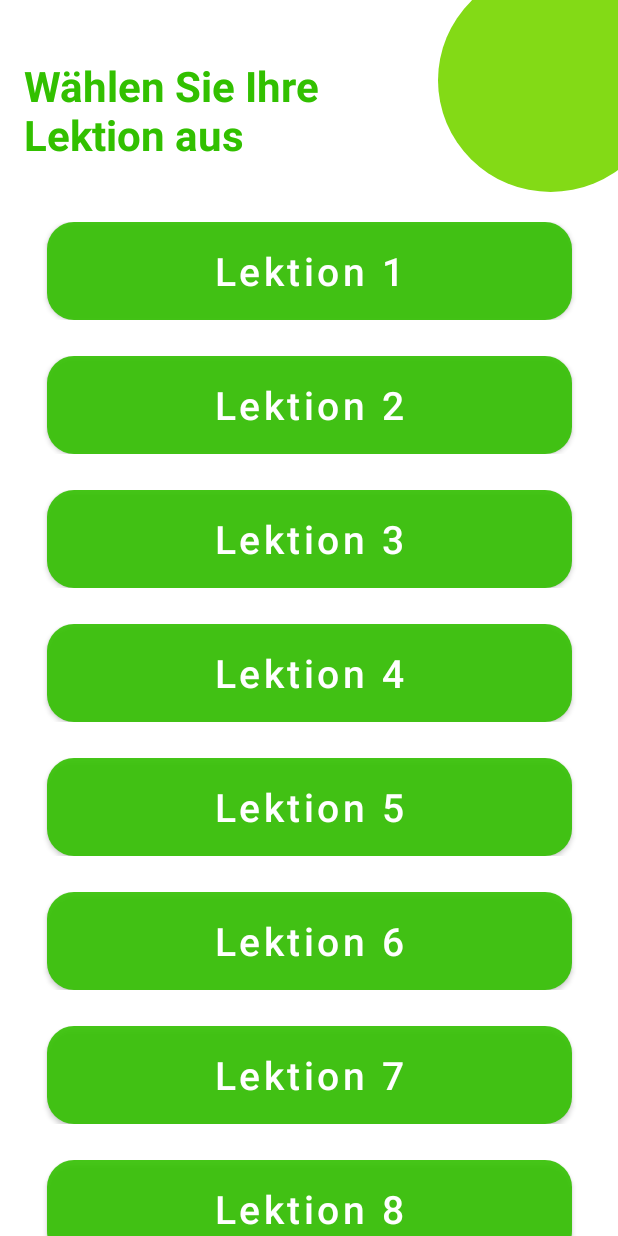
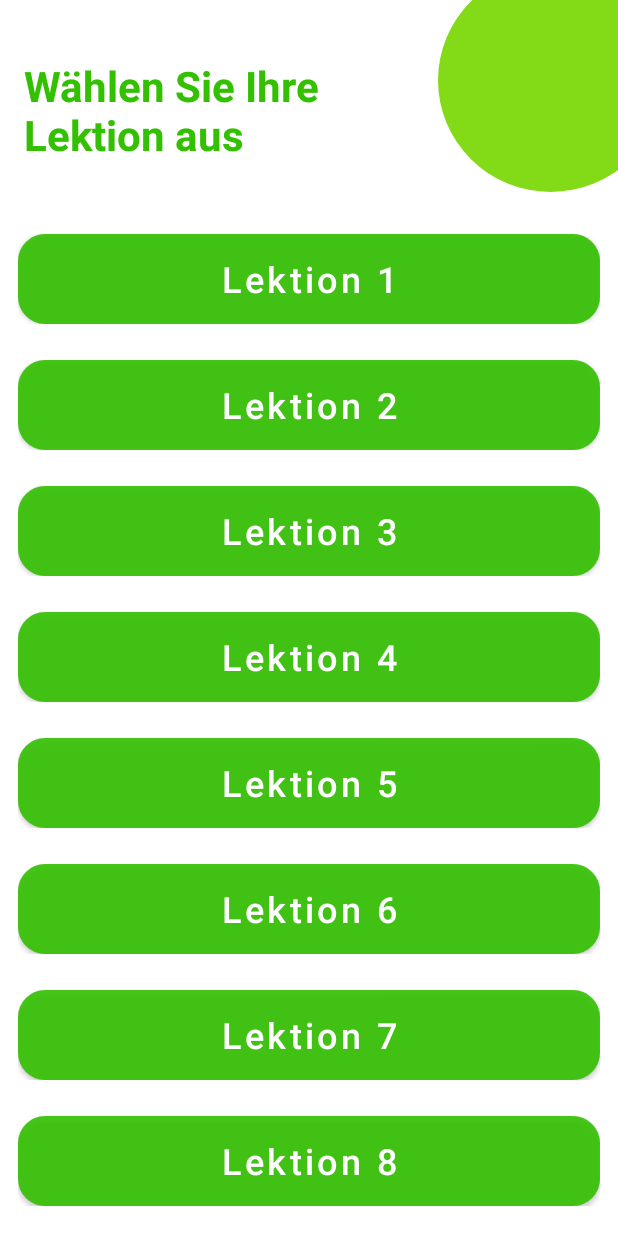
Before and after one commit to Mohamed00-Hany/German-Language-App, an Android app: the LessonsActivity screen opened directly, with no data from a screen before it, on a phone screen of 412 x 824 dp. Run offline under Robolectric (Android 15) with nearby library versions, the light colour scheme and no system bars; our stand-ins replace Dagger/Hilt's generated code, data binding.

Commit message:
Xml enhancements

```diff
--- a/app/src/main/res/layout/activity_lessons.xml
+++ b/app/src/main/res/layout/activity_lessons.xml
@@ -35,14 +35,14 @@
 
         <androidx.recyclerview.widget.RecyclerView
             android:id="@+id/lessons_recycler"
-            android:layout_width="0dp"
+            android:layout_width="match_parent"
             android:layout_height="0dp"
             app:layout_constraintTop_toBottomOf="@id/corner_image"
             app:layout_constraintStart_toStartOf="parent"
             app:layout_constraintBottom_toBottomOf="parent"
             app:layout_constraintEnd_toEndOf="parent"
             app:layoutManager="androidx.recyclerview.widget.LinearLayoutManager"
-            android:layout_marginTop="8dp"/>
+            android:layout_marginTop="16dp"/>
 
 
     </androidx.constraintlayout.widget.ConstraintLayout>
--- a/app/src/main/res/layout/activity_levels.xml
+++ b/app/src/main/res/layout/activity_levels.xml
@@ -42,11 +42,11 @@
             app:layout_constraintEnd_toEndOf="parent"
             app:layout_constraintBottom_toTopOf="@id/levels_recycler"
             android:src="@drawable/wonder_learners_raising_hand"
-            android:layout_marginBottom="18dp"/>
+            android:layout_marginBottom="24dp"/>
 
         <androidx.recyclerview.widget.RecyclerView
             android:id="@+id/levels_recycler"
-            android:layout_width="0dp"
+            android:layout_width="match_parent"
             android:layout_height="0dp"
             app:layout_constraintTop_toBottomOf="@id/image_1"
             app:layout_constraintStart_toStartOf="parent"
--- a/app/src/main/res/layout/activity_student_admin.xml
+++ b/app/src/main/res/layout/activity_student_admin.xml
@@ -54,7 +54,7 @@
             app:layout_constraintBottom_toTopOf="@id/button_2"
             app:layout_constraintStart_toStartOf="parent"
             app:layout_constraintEnd_toEndOf="parent"
-            android:layout_margin="38dp"
+            android:layout_marginVertical="26dp"
             android:textColor="@color/white"
             android:textStyle="bold"
             android:textSize="22dp"
@@ -71,7 +71,7 @@
             app:layout_constraintBottom_toBottomOf="parent"
             app:layout_constraintStart_toStartOf="parent"
             app:layout_constraintEnd_toEndOf="parent"
-            android:layout_marginBottom="48dp"
+            android:layout_marginBottom="70dp"
             android:textColor="@color/white"
             android:textStyle="bold"
             android:textSize="22dp"
--- a/app/src/main/res/layout/lesson_recycler_item.xml
+++ b/app/src/main/res/layout/lesson_recycler_item.xml
@@ -15,14 +15,14 @@
 
         <Button
             android:id="@+id/level_button"
-            android:layout_width="350dp"
-            android:layout_height="65dp"
+            android:layout_width="match_parent"
+            android:layout_height="60dp"
             app:layout_constraintTop_toTopOf="parent"
             app:layout_constraintStart_toStartOf="parent"
             app:layout_constraintEnd_toEndOf="parent"
             android:text="@{title}"
             android:textColor="@color/white"
-            android:textSize="26sp"
+            android:textSize="24sp"
             android:textAllCaps="false"
             android:background="@drawable/lesson_rounded" />
 
--- a/app/src/main/res/layout/levels_recycler_item.xml
+++ b/app/src/main/res/layout/levels_recycler_item.xml
@@ -15,14 +15,14 @@
 
         <Button
             android:id="@+id/level_button"
-            android:layout_width="350dp"
-            android:layout_height="60dp"
+            android:layout_width="match_parent"
+            android:layout_height="65dp"
             app:layout_constraintTop_toTopOf="parent"
             app:layout_constraintStart_toStartOf="parent"
             app:layout_constraintEnd_toEndOf="parent"
             android:text="@{title}"
             android:textColor="@color/white"
-            android:textSize="26sp"
+            android:textSize="24sp"
             android:textAllCaps="false"
             android:background="@drawable/button_rounded" />
 
```
